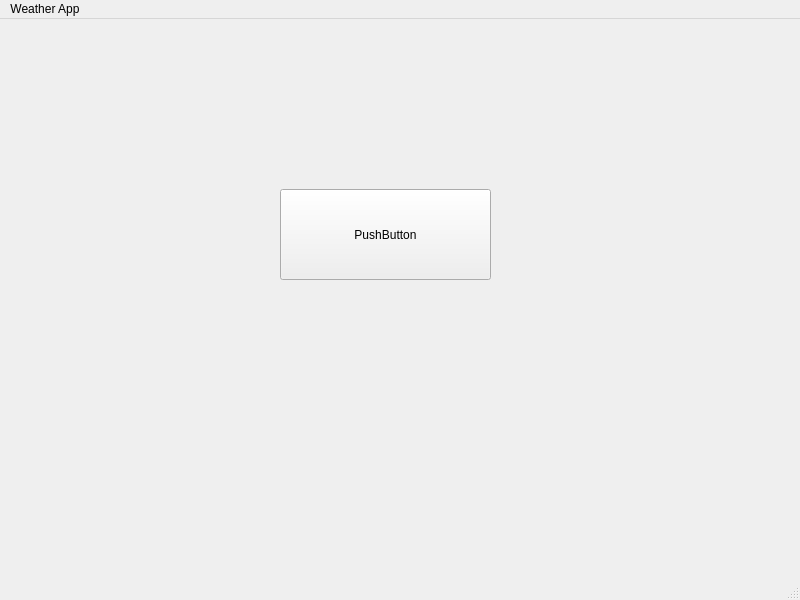
alexbakke52/Hackathon-WeatherSensor, file mainwindow.ui: the form before one commit.
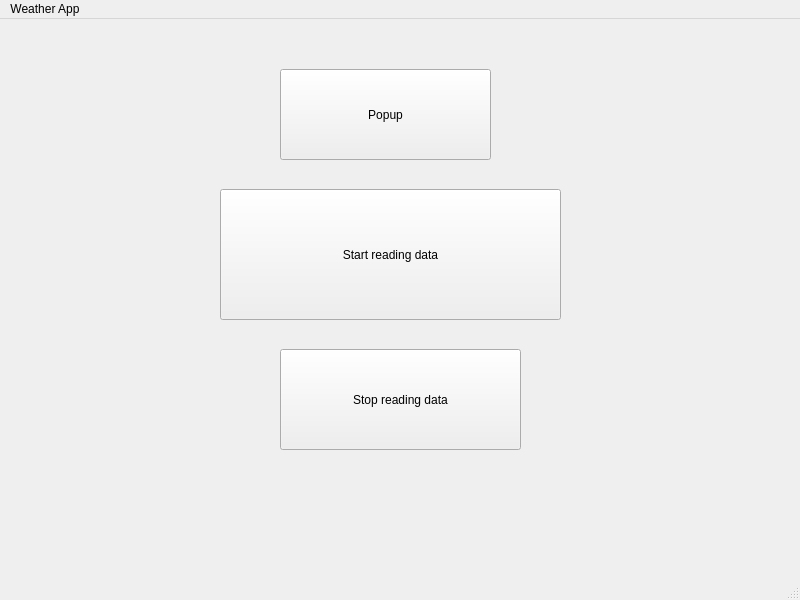
The form after the commit.

Diff of the .ui file:
```diff
--- a/mainwindow.ui
+++ b/mainwindow.ui
@@ -18,18 +18,44 @@
     <property name="geometry">
      <rect>
       <x>280</x>
-      <y>170</y>
+      <y>50</y>
       <width>211</width>
       <height>91</height>
      </rect>
     </property>
     <property name="text">
-     <string>PushButton</string>
+     <string>Popup</string>
     </property>
     <property name="autoDefault">
      <bool>false</bool>
     </property>
    </widget>
+   <widget class="QPushButton" name="pushButton_2">
+    <property name="geometry">
+     <rect>
+      <x>220</x>
+      <y>170</y>
+      <width>341</width>
+      <height>131</height>
+     </rect>
+    </property>
+    <property name="text">
+     <string>Start reading data</string>
+    </property>
+   </widget>
+   <widget class="QPushButton" name="pushButton_3">
+    <property name="geometry">
+     <rect>
+      <x>280</x>
+      <y>330</y>
+      <width>241</width>
+      <height>101</height>
+     </rect>
+    </property>
+    <property name="text">
+     <string>Stop reading data</string>
+    </property>
+   </widget>
   </widget>
   <widget class="QMenuBar" name="menubar">
    <property name="geometry">
```
